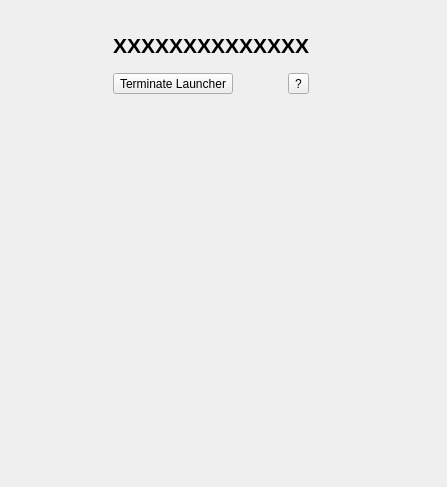
First picture: the form in MainWidget.ui, repository martinribelotta/launcher, before the edit.
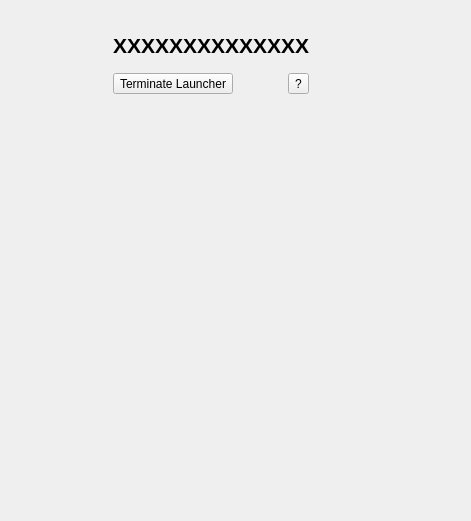
Second picture: the form after the edit.

Patch:
```diff
--- a/MainWidget.ui
+++ b/MainWidget.ui
@@ -6,8 +6,8 @@
    <rect>
     <x>0</x>
     <y>0</y>
-    <width>447</width>
-    <height>487</height>
+    <width>471</width>
+    <height>521</height>
    </rect>
   </property>
   <property name="windowTitle">
@@ -184,8 +184,8 @@
        <rect>
         <x>0</x>
         <y>0</y>
-        <width>429</width>
-        <height>365</height>
+        <width>453</width>
+        <height>399</height>
        </rect>
       </property>
      </widget>
```
Left out of the diff: 27 changed lines with no effect on the pictures.
